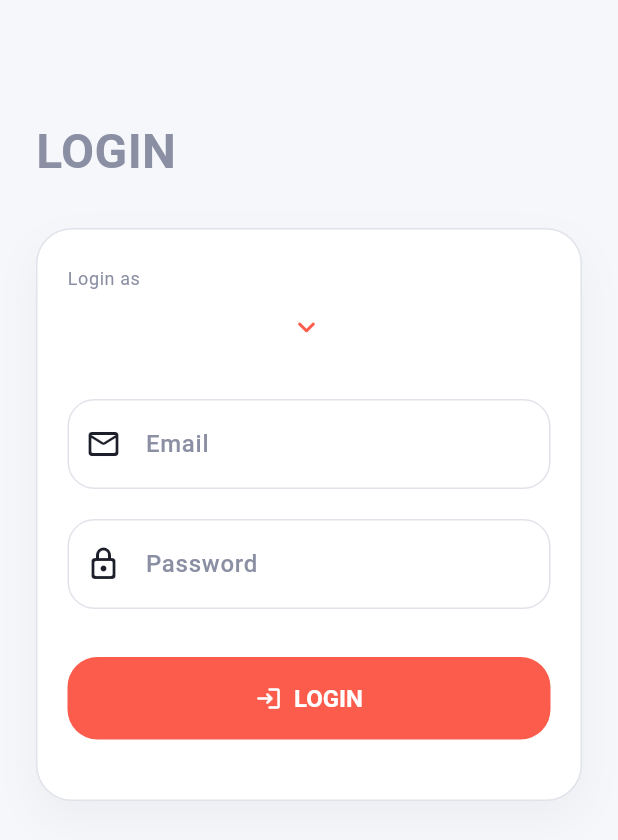
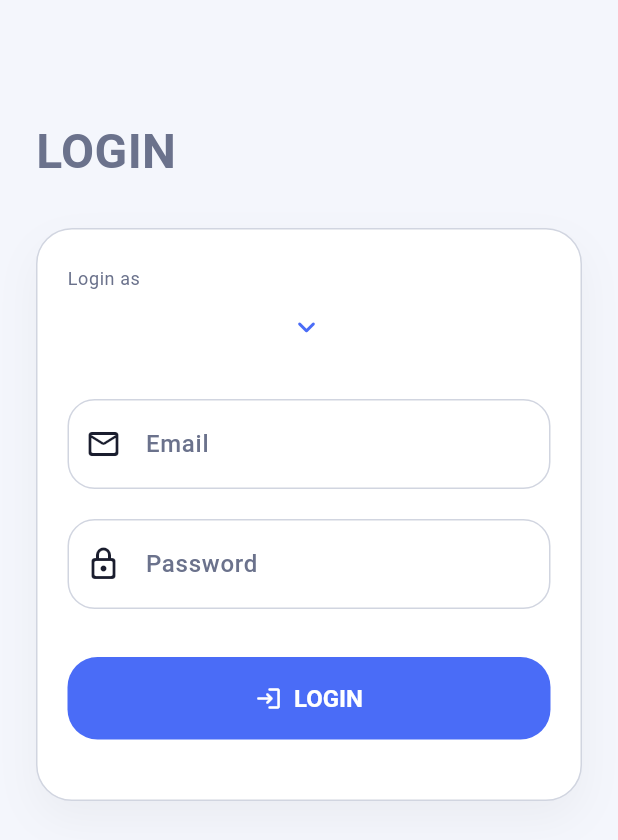
Before and after one commit to Lakshandissanayake/AR-based-delivery-verification, a Flutter app: the screen it shows after launch, on a phone screen of 412 x 824 dp. Shown: the top 840 px of the screen. Run offline on Flutter 3.47's test engine with Material 3 defaults, Android fonts, the phone set to English and light mode, and no system bars; our stand-ins replace cloud_firestore, firebase_auth, firebase_core, get; missing offline and left inert: model_viewer_plus; accounts and stored records are empty; statements that could not run were skipped.

Commit message:
Update: adjust application color

```diff
--- a/lib/theme/app_theme.dart
+++ b/lib/theme/app_theme.dart
@@ -1,14 +1,14 @@
 import 'package:flutter/material.dart';
 
 class AppColors {
-  static const Color primary = Color(0xFFFC5C4C);
-  static const Color background = Color(0xFFF6F7FB);
-  static const Color card = Colors.white;
-  static const Color textPrimary = Color(0xFF1C1E2A);
-  static const Color textSecondary = Color(0xFF8A8FA3);
-  static const Color outline = Color(0xFFE1E3EA);
-  static const Color success = Color(0xFF2ECC71);
-  static const Color error = Color(0xFFE74C3C);
+static const Color primary = Color(0xFF4A6CF7);      // Blue – trust & technology
+static const Color background = Color(0xFFF4F6FC);   // Light cool background
+static const Color card = Color(0xFFFFFFFF);         // Pure white
+static const Color textPrimary = Color(0xFF1A1D2E);  // Dark navy text
+static const Color textSecondary = Color(0xFF6B728C); // Muted gray-blue
+static const Color outline = Color(0xFFD1D5E0);      // Soft border
+static const Color success = Color(0xFF22C55E);      // Modern green
+static const Color error = Color(0xFFEF4444);        // Clear red
 }
 
 class AppTheme {
```
